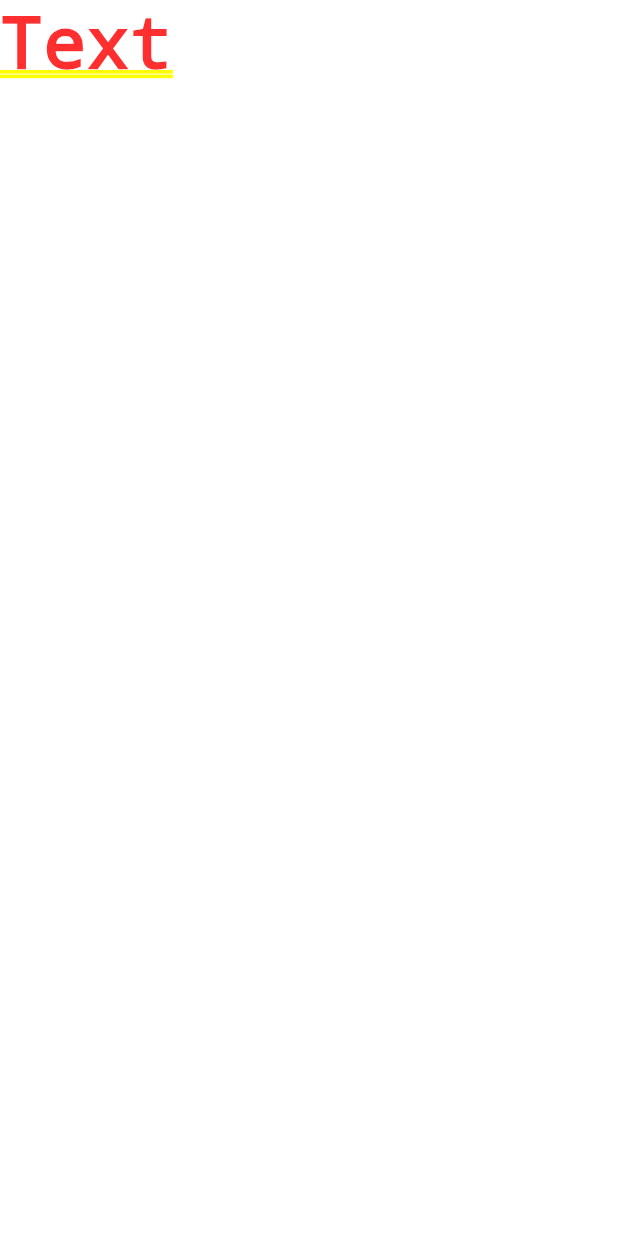
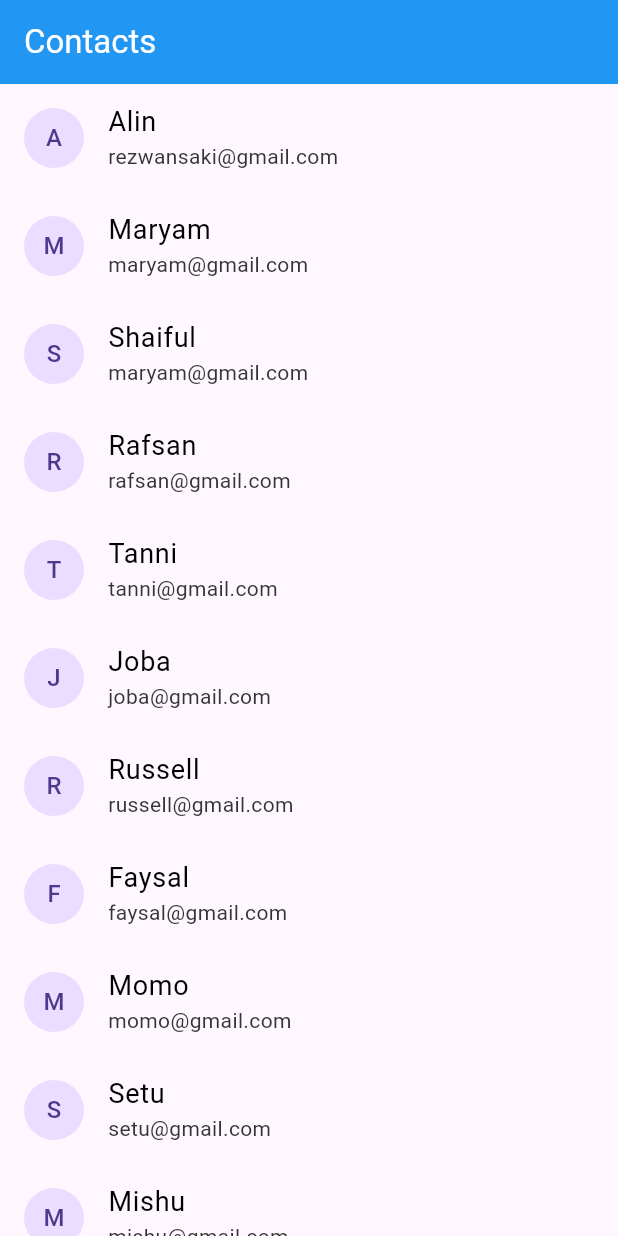
Before and after one commit to rezwansaki/class10assignment_flutter_batch2_task, a Flutter app: the screen it shows after launch, on a phone screen of 412 x 824 dp. Run offline on Flutter 3.47's test engine with Material 3 defaults, Android fonts, the light colour scheme and no system bars.

Commit message:
List view part done

```diff
--- a/lib/main.dart
+++ b/lib/main.dart
@@ -12,6 +12,7 @@
   @override
   Widget build(BuildContext context) {
     return MaterialApp(
+      debugShowCheckedModeBanner: false,
       title: 'Flutter Demo',
       theme: ThemeData(
         colorScheme: ColorScheme.fromSeed(seedColor: Colors.deepPurple),
--- a/lib/screen/home_screen.dart
+++ b/lib/screen/home_screen.dart
@@ -1,3 +1,4 @@
+import 'package:class10assignment_flutter_batch2_task/screen/contact_details.dart';
 import 'package:flutter/material.dart';
 
 class HomeScreen extends StatefulWidget {
@@ -8,8 +9,74 @@
 }
 
 class _HomeScreenState extends State<HomeScreen> {
+  List<dynamic> contact = [
+    {"name": "Alin", "email": "rezwansaki@gmail.com", "address": "Dhaka."},
+    {"name": "Maryam", "email": "maryam@gmail.com", "address": "Barisal"},
+    {"name": "Shaiful", "email": "maryam@gmail.com", "address": "Barisal"},
+    {"name": "Rafsan", "email": "rafsan@gmail.com", "address": "Barisal"},
+    {"name": "Tanni", "email": "tanni@gmail.com", "address": "Barisal"},
+    {"name": "Joba", "email": "joba@gmail.com", "address": "Qatar"},
+    {"name": "Russell", "email": "russell@gmail.com", "address": "B.Baria"},
+    {"name": "Faysal", "email": "faysal@gmail.com", "address": "Barisal"},
+    {"name": "Momo", "email": "momo@gmail.com", "address": "Barisal"},
+    {"name": "Setu", "email": "setu@gmail.com", "address": "Barisal"},
+    {"name": "Mishu", "email": "mishu@gmail.com", "address": "Barisal"},
+    {"name": "Masum", "email": "masum@gmail.com", "address": "Noakhali"},
+    {"name": "Evan", "email": "evan@gmail.com", "address": "Barisal"},
+    {"name": "Mukul", "email": "mukul@gmail.com", "address": "Comilla"},
+    {"name": "Himon", "email": "himon@gmail.com", "address": "Maymensing"}
+  ];
+
   @override
   Widget build(BuildContext context) {
-    return const Text('Text');
+    return MaterialApp(
+      debugShowCheckedModeBanner: false,
+      theme: ThemeData(primarySwatch: Colors.blue, useMaterial3: true),
+      home: Scaffold(
+        appBar: AppBar(
+          title: const Text(
+            'Contacts',
+            style: TextStyle(
+              color: Colors.white,
+            ),
+          ),
+          backgroundColor: Colors.blue,
+          shadowColor: Colors.black,
+        ),
+        body: ListView.builder(
+          physics: const AlwaysScrollableScrollPhysics(),
+          scrollDirection: Axis.vertical,
+          shrinkWrap: true,
+          itemCount: contact.length,
+          itemBuilder: (BuildContext context, int index) {
+            return InkWell(
+              onTap: () {
+                Navigator.push(context,
+                    MaterialPageRoute(builder: (context) => ContactDetails()));
+              },
+              child: ListTile(
+                leading: CircleAvatar(
+                  child: Text(contact[index]["name"][0]),
+                ),
+                title: Text(
+                  contact[index]["name"],
+                  style: const TextStyle(
+                    fontSize: 18,
+                    color: Colors.black,
+                  ),
+                ),
+                subtitle: Text(
+                  contact[index]["email"],
+                  style: const TextStyle(
+                    fontSize: 14,
+                    color: Color.fromARGB(255, 53, 52, 52),
+                  ),
+                ),
+              ),
+            );
+          },
+        ),
+      ),
+    );
   }
 }
```
Also changed, not shown: lib/screen/contact_details.dart (added, +55 -0 lines).
